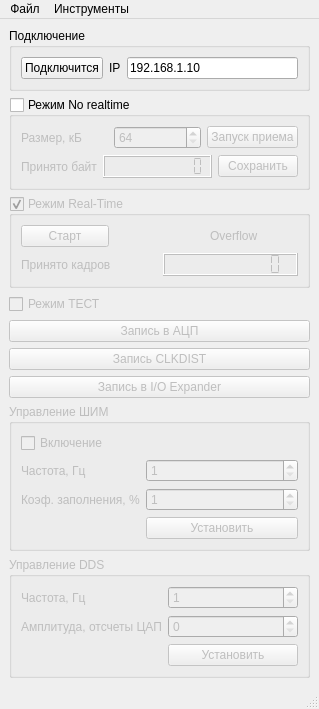
First picture: the form in mainwindow.ui, repository reffum/digitizer_pc, before the edit.
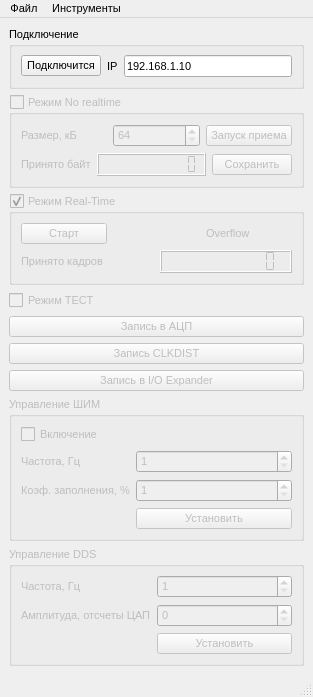
Second picture: the form after the edit. Icons and pictures are not drawn. Custom widgets are drawn as their Qt base class.

Commit message: Disable Norealtime groupbox on start.

What changed in the file:
```diff
--- a/mainwindow.ui
+++ b/mainwindow.ui
@@ -6,8 +6,8 @@
    <rect>
     <x>0</x>
     <y>0</y>
-    <width>310</width>
-    <height>672</height>
+    <width>306</width>
+    <height>692</height>
    </rect>
   </property>
   <property name="minimumSize">
@@ -16,6 +16,11 @@
     <height>0</height>
    </size>
   </property>
+  <property name="font">
+   <font>
+    <pointsize>8</pointsize>
+   </font>
+  </property>
   <property name="windowTitle">
    <string>Оцифровщик </string>
   </property>
@@ -24,6 +29,12 @@
     <normaloff>images/app.ico</normaloff>images/app.ico</iconset>
   </property>
   <widget class="QWidget" name="centralwidget">
+   <property name="minimumSize">
+    <size>
+     <width>0</width>
+     <height>0</height>
+    </size>
+   </property>
    <layout class="QVBoxLayout" name="verticalLayout_3">
     <item>
      <widget class="QGroupBox" name="groupBox">
@@ -65,7 +76,7 @@
     <item>
      <widget class="QGroupBox" name="noRealTime_groupBox">
       <property name="enabled">
-       <bool>true</bool>
+       <bool>false</bool>
       </property>
       <property name="title">
        <string>Режим No realtime</string>
@@ -397,7 +408,7 @@
     <rect>
      <x>0</x>
      <y>0</y>
-     <width>310</width>
+     <width>306</width>
      <height>21</height>
     </rect>
    </property>
```
The commit also changes 1 other file.
